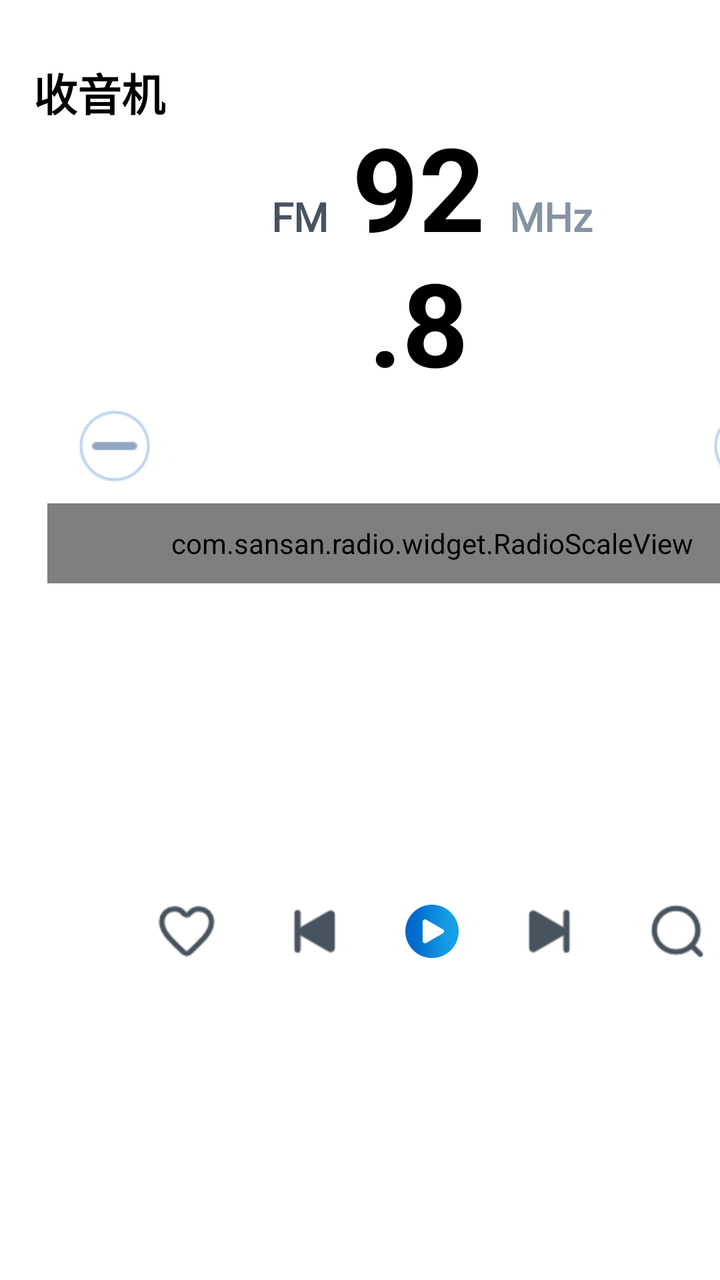
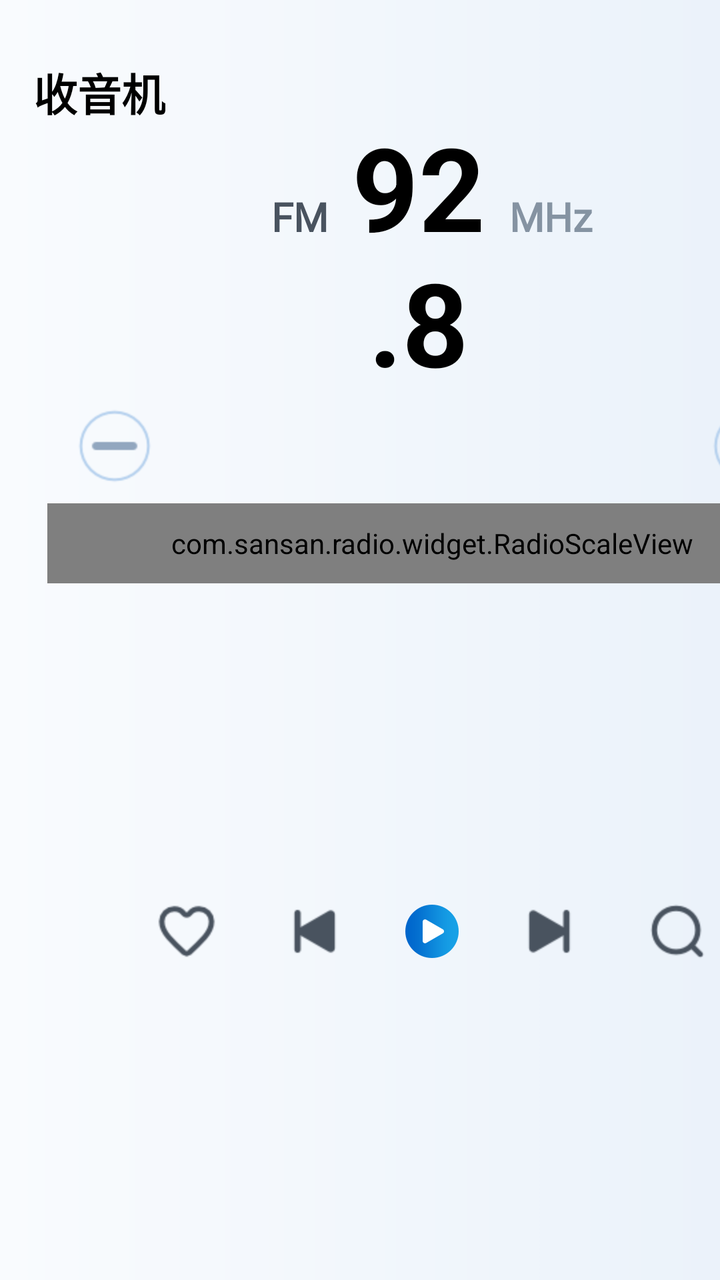

Two renders of the same Android screen: before a commit and after it. Below are the layout's source before the change and the commit's diff.
<!-- AndroidManifest.xml: application theme AppTheme -->
<!-- res/layout/activity_main.xml -->
<LinearLayout xmlns:android="http://schemas.android.com/apk/res/android"
    android:layout_width="match_parent"
    android:layout_height="match_parent"
    xmlns:app="http://schemas.android.com/apk/res-auto"
    android:orientation="horizontal">

    <LinearLayout
        android:layout_width="1296px"
        android:layout_height="match_parent"
        android:orientation="vertical" >

        <TextView
            android:layout_width="wrap_content"
            android:layout_height="wrap_content"
            android:layout_marginTop="90px"
            android:layout_marginStart="50px"
            android:textColor="@color/black"
            android:textSize="22sp"
            android:textStyle="bold"
            android:fontFamily="@font/alibabapuhuiti_3_65_medium"
            android:text="收音机" />

        <LinearLayout
            android:layout_width="wrap_content"
            android:layout_height="wrap_content"
            android:orientation="horizontal"
            android:layout_gravity="center_horizontal"
            android:gravity="bottom" >

            <TextView
                android:layout_width="wrap_content"
                android:layout_height="wrap_content"
                android:textColor="@color/color_49535F"
                android:textSize="20sp"
                android:textStyle="bold"
                android:includeFontPadding="false"
                android:lineSpacingExtra="0dp"
                android:fontFamily="@font/alibabapuhuiti_3_65_medium"
                android:text="FM" />

            <TextView
                android:id="@+id/tv_frequency"
                android:layout_width="240px"
                android:layout_height="wrap_content"
                android:layout_marginStart="16px"
                android:layout_marginEnd="16px"
                android:gravity="center"
                android:textColor="@color/black"
                android:textSize="58sp"
                android:textStyle="bold"
                android:includeFontPadding="false"
                android:lineSpacingExtra="0dp"
                android:text="92.8" />

            <TextView
                android:layout_width="wrap_content"
                android:layout_height="wrap_content"
                android:textColor="@color/color_8593A2"
                android:textSize="20sp"
                android:textStyle="bold"
                android:includeFontPadding="false"
                android:lineSpacingExtra="0dp"
                android:fontFamily="@font/alibabapuhuiti_3_65_medium"
                android:text="MHz" />

        </LinearLayout>
        
        <androidx.constraintlayout.widget.ConstraintLayout
            android:layout_width="1104px"
            android:layout_height="wrap_content"
            android:layout_gravity="center_horizontal" >

            <ImageView
                android:layout_width="wrap_content"
                android:layout_height="wrap_content"
                app:layout_constraintStart_toStartOf="parent"
                app:layout_constraintTop_toTopOf="parent"
                android:src="@drawable/selector_radio_btn_sub"/>

            <ImageView
                android:layout_width="wrap_content"
                android:layout_height="wrap_content"
                app:layout_constraintEnd_toEndOf="parent"
                app:layout_constraintTop_toTopOf="parent"
                android:src="@drawable/selector_radio_btn_add"/>


        </androidx.constraintlayout.widget.ConstraintLayout>

        <com.sansan.radio.widget.RadioScaleView
            android:id="@+id/view_radio_scale"
            android:layout_width="1154px"
            android:layout_height="120px"
            android:layout_gravity="center_horizontal"
            android:layout_marginTop="10px" />

        <LinearLayout
            android:layout_width="wrap_content"
            android:layout_height="match_parent"
            android:orientation="horizontal"
            android:layout_gravity="center_horizontal"
            android:gravity="center_vertical" >

            <ImageView
                android:layout_width="wrap_content"
                android:layout_height="wrap_content"
                android:src="@drawable/selector_radio_btn_fav"/>

            <ImageView
                android:layout_width="wrap_content"
                android:layout_height="wrap_content"
                android:layout_marginLeft="80px"
                android:src="@drawable/selector_radio_previous"/>

            <RelativeLayout
                android:id="@+id/re_play"
                android:layout_width="80px"
                android:layout_height="80px"
                android:layout_marginLeft="80px"
                android:layout_marginRight="80px"
                android:background="@mipmap/img_radio_play_bg" >

                <ImageView
                    android:id="@+id/iv_play"
                    android:layout_width="64px"
                    android:layout_height="64px"
                    android:layout_centerInParent="true"
                    android:src="@mipmap/img_radio_pause" />

            </RelativeLayout>

            <ImageView
                android:layout_width="wrap_content"
                android:layout_height="wrap_content"
                android:layout_marginRight="80px"
                android:src="@drawable/selector_radio_next"/>

            <ImageView
                android:id="@+id/iv_search"
                android:layout_width="wrap_content"
                android:layout_height="wrap_content"
                android:src="@drawable/selector_radio_btn_search"/>


        </LinearLayout>


    </LinearLayout>

    <LinearLayout
        android:layout_width="match_parent"
        android:layout_height="match_parent"
        android:orientation="vertical"
        android:background="@color/color_C5DBF2" >



    </LinearLayout>




</LinearLayout>
<!-- resources referenced by this layout -->
<resources>
  <color name="black">#FF000000</color>
  <color name="color_49535F">#49535F</color>
  <color name="color_8593A2">#8593A2</color>
  <color name="color_C5DBF2">#C5DBF2</color>
  <!-- drawable selector_radio_btn_add (drawable) -->
  <?xml version="1.0" encoding="utf-8"?>
  <selector xmlns:android="http://schemas.android.com/apk/res/android">
  
      <item android:drawable="@mipmap/img_radio_btn_add_d" android:state_pressed="true"/>
      <item android:drawable="@mipmap/img_radio_btn_add"/>
  
  </selector>
  <!-- drawable selector_radio_btn_fav (drawable) -->
  <?xml version="1.0" encoding="utf-8"?>
  <selector xmlns:android="http://schemas.android.com/apk/res/android">
  
      <item android:drawable="@mipmap/img_radio_btn_fav_ed" android:state_selected="true"/>
      <item android:drawable="@mipmap/img_radio_btn_fav"/>
  
  </selector>
  <!-- drawable selector_radio_btn_search (drawable) -->
  <?xml version="1.0" encoding="utf-8"?>
  <selector xmlns:android="http://schemas.android.com/apk/res/android">
  
      <item android:drawable="@mipmap/img_radio_btn_search_d" android:state_selected="true"/>
      <item android:drawable="@mipmap/img_radio_btn_search"/>
  
  </selector>
  <!-- drawable selector_radio_btn_sub (drawable) -->
  <?xml version="1.0" encoding="utf-8"?>
  <selector xmlns:android="http://schemas.android.com/apk/res/android">
  
      <item android:drawable="@mipmap/img_radio_btn_sub_d" android:state_pressed="true"/>
      <item android:drawable="@mipmap/img_radio_btn_sub"/>
  
  </selector>
  <!-- drawable selector_radio_next (drawable) -->
  <?xml version="1.0" encoding="utf-8"?>
  <selector xmlns:android="http://schemas.android.com/apk/res/android">
  
      <item android:drawable="@mipmap/img_radio_next_d" android:state_pressed="true"/>
      <item android:drawable="@mipmap/img_radio_next"/>
  
  </selector>
  <!-- drawable selector_radio_previous (drawable) -->
  <?xml version="1.0" encoding="utf-8"?>
  <selector xmlns:android="http://schemas.android.com/apk/res/android">
  
      <item android:drawable="@mipmap/img_radio_previous_d" android:state_pressed="true"/>
      <item android:drawable="@mipmap/img_radio_previous"/>
  
  </selector>
  <style name="AppTheme" parent="Theme.AppCompat.Light.NoActionBar">
  
          <item name="colorPrimary">@color/color_transparent</item>
          <item name="colorPrimaryDark">@color/color_transparent</item>
          <item name="colorAccent">@color/color_transparent</item>
          <item name="android:windowBackground">@color/white</item>
  
          <item name="android:windowTranslucentNavigation">false</item>
          <item name="android:windowTranslucentStatus">false</item>
          <item name="android:windowIsTranslucent">false</item>
  
          <item name="android:windowAnimationStyle">@style/Animation</item>
  
      </style>
  <color name="color_transparent">#00000000</color>
  <color name="white">#FFFFFFFF</color>
  <!-- unchanged entries left out for length: 3 -->
</resources>

<!-- the commit's change to res/layout/activity_main.xml (unified diff, before → after) -->
@@ -1,8 +1,9 @@
 <LinearLayout xmlns:android="http://schemas.android.com/apk/res/android"
+    xmlns:app="http://schemas.android.com/apk/res-auto"
     android:layout_width="match_parent"
     android:layout_height="match_parent"
-    xmlns:app="http://schemas.android.com/apk/res-auto"
-    android:orientation="horizontal">
+    android:orientation="horizontal"
+    android:background="@mipmap/img_background" >
 
     <LinearLayout
         android:layout_width="1296px"
@@ -153,6 +154,44 @@
         android:orientation="vertical"
         android:background="@color/color_C5DBF2" >
 
+        <LinearLayout
+            android:layout_width="wrap_content"
+            android:layout_height="wrap_content"
+            android:orientation="horizontal"
+            android:gravity="center_vertical">
+
+            <TextView
+                android:id="@+id/tv_fm_type"
+                android:layout_width="wrap_content"
+                android:layout_height="wrap_content"
+                android:textColor="@color/selector_radio_type"
+                android:textSize="22sp"
+                android:textStyle="bold"
+                android:fontFamily="@font/alibabapuhuiti_3_65_medium"
+                android:drawableBottom="@drawable/selector_radio_type_bar"
+                android:text="FM列表" />
+
+            <View
+                android:layout_width="2px"
+                android:layout_height="26px"
+                android:layout_marginLeft="60px"
+                android:layout_gravity="center_vertical"
+                android:background="@color/color_C5DBF2" />
+
+            <TextView
+                android:id="@+id/tv_fav_type"
+                android:layout_width="wrap_content"
+                android:layout_height="wrap_content"
+                android:layout_marginLeft="60px"
+                android:textColor="@color/selector_radio_type"
+                android:textSize="22sp"
+                android:textStyle="bold"
+                android:fontFamily="@font/alibabapuhuiti_3_65_medium"
+                android:drawableBottom="@drawable/selector_radio_type_bar"
+                android:text="收藏列表" />
+
+        </LinearLayout>
+
 
 
     </LinearLayout>
<!-- resource entries referenced after the edit -->
@@ -52,6 +52,15 @@
       <item android:drawable="@mipmap/img_radio_previous"/>
   
   </selector>
+  <!-- drawable selector_radio_type_bar (drawable) -->
+  <?xml version="1.0" encoding="utf-8"?>
+  <selector xmlns:android="http://schemas.android.com/apk/res/android">
+  
+      <item android:drawable="@drawable/shape_radio_type_bar_select" android:state_selected="true"/>
+      <item android:drawable="@drawable/shape_radio_type_bar"/>
+  
+  </selector>
+  <!-- mipmap img_background: png bitmap (mipmap-hdpi, 8986 bytes) -->
   <style name="AppTheme" parent="Theme.AppCompat.Light.NoActionBar">
   
           <item name="colorPrimary">@color/color_transparent</item>
@@ -66,8 +75,33 @@
           <item name="android:windowAnimationStyle">@style/Animation</item>
   
       </style>
+  <!-- drawable shape_radio_type_bar_select (drawable) -->
+  <?xml version="1.0" encoding="utf-8"?>
+  <shape xmlns:android="http://schemas.android.com/apk/res/android"
+      android:shape="rectangle">
+  
+      <solid android:color="@color/color_17A1E6" />
+  
+      <corners android:radius="4px" />
+  
+      <size android:width="100px" android:height="8px" />
+  
+  </shape>
+  <!-- drawable shape_radio_type_bar (drawable) -->
+  <?xml version="1.0" encoding="utf-8"?>
+  <shape xmlns:android="http://schemas.android.com/apk/res/android"
+      android:shape="rectangle">
+  
+      <solid android:color="@color/color_transparent" />
+  
+      <corners android:radius="4px" />
+  
+      <size android:width="100px" android:height="8px" />
+  
+  </shape>
   <color name="color_transparent">#00000000</color>
   <color name="white">#FFFFFFFF</color>
+  <color name="color_17A1E6">#17A1E6</color>
   <!-- unchanged entries left out for length: 3 -->
 </resources>
 
